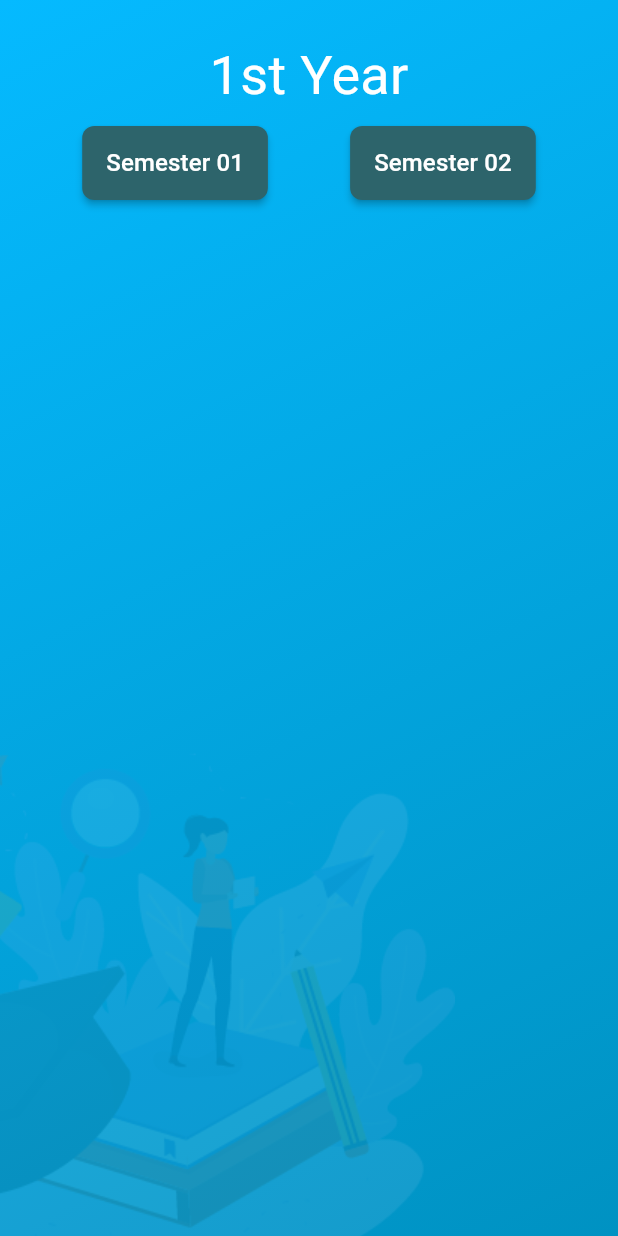
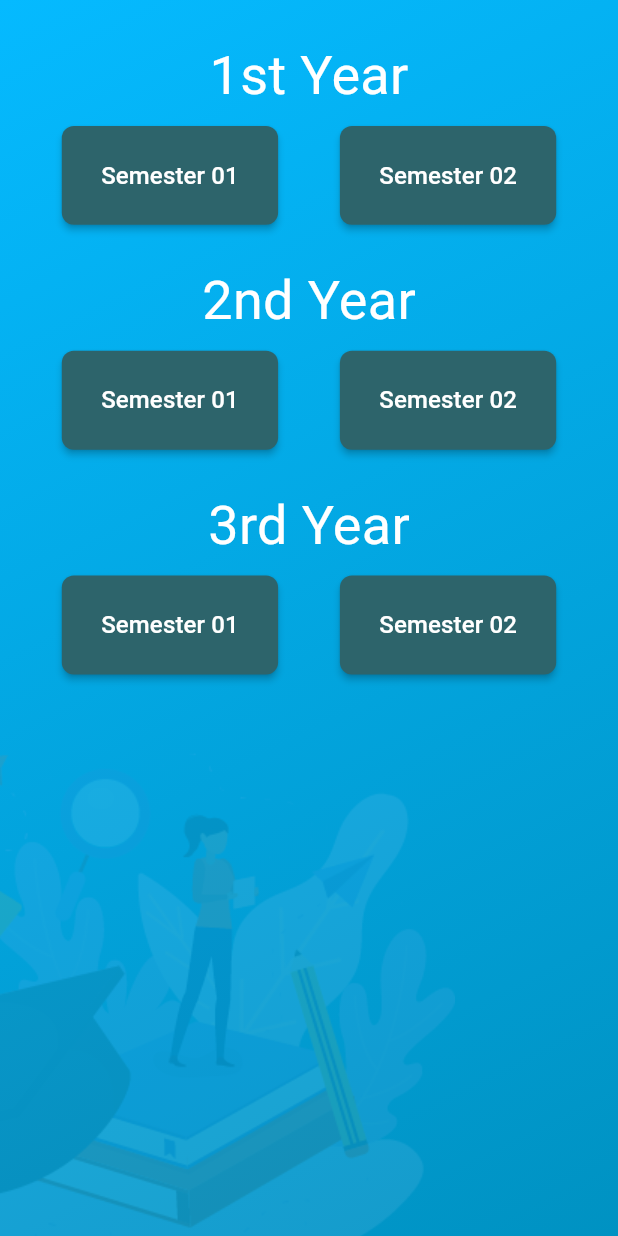
Before and after one commit to mrnipundilshan/UOV-GPA-TRACKER_APP, a Flutter app: what itgpapage() shows on an empty page, opened directly with empty values, on a phone screen of 412 x 824 dp. Run offline on Flutter 3.47's test engine with Material 3 defaults, Android fonts, the phone set to English and light mode, and no system bars; our stand-ins replace dropdown_button2, flutter_svg, sqflite; accounts and stored records are empty.

Commit message:
Refactor itgpapage and add semone page for semester selection with student ID handling

```diff
--- a/lib/homepage.dart
+++ b/lib/homepage.dart
@@ -1,5 +1,6 @@
 import 'dart:ui';
-import 'package:newgpaapp/itgpapage.dart';
+import 'package:newgpaapp/it/itgpapage.dart';
+import 'package:newgpaapp/it/semone.dart';
 
 import 'background/bg.dart';
 import 'facultyselectionpage.dart';
--- /dev/null
+++ b/lib/it/itgpapage.dart
@@ -0,0 +1,109 @@
+import 'package:newgpaapp/reuse/reuse.dart';
+
+import '../background/bg.dart';
+import 'package:flutter/material.dart';
+
+class itgpapage extends StatefulWidget {
+  final int studentId; // Add this property
+  const itgpapage({super.key, required this.studentId}); // Update constructor
+
+  @override
+  State<itgpapage> createState() => _itgpapageState();
+}
+
+class _itgpapageState extends State<itgpapage> {
+  @override
+  Widget build(BuildContext context) {
+    double width = MediaQuery.of(context).size.width;
+    double height = MediaQuery.of(context).size.height;
+    return Background(
+      child: Column(
+        children: [
+          SizedBox(height: height * 0.03),
+          Text(
+            "1st Year",
+            style: TextStyle(
+              fontSize: 36,
+              color: Colors.white,
+              decoration: TextDecoration.none,
+            ),
+          ),
+          SizedBox(height: height * 0.01),
+          Row(
+            mainAxisAlignment: MainAxisAlignment.spaceEvenly,
+            children: [
+              sembutton(
+                width: width,
+                height: height,
+                name: 'Semester 01',
+                studentId: widget.studentId,
+              ),
+              sembutton(
+                width: width,
+                height: height,
+                name: 'Semester 02',
+                studentId: widget.studentId,
+              ),
+            ],
+          ),
+
+          SizedBox(height: height * 0.03),
+          Text(
+            "2nd Year",
+            style: TextStyle(
+              fontSize: 36,
+              color: Colors.white,
+              decoration: TextDecoration.none,
+            ),
+          ),
+          SizedBox(height: height * 0.01),
+          Row(
+            mainAxisAlignment: MainAxisAlignment.spaceEvenly,
+            children: [
+              sembutton(
+                width: width,
+                height: height,
+                name: 'Semester 01',
+                studentId: widget.studentId,
+              ),
+              sembutton(
+                width: width,
+                height: height,
+                name: 'Semester 02',
+                studentId: widget.studentId,
+              ),
+            ],
+          ),
+
+          SizedBox(height: height * 0.03),
+          Text(
+            "3rd Year",
+            style: TextStyle(
+              fontSize: 36,
+              color: Colors.white,
+              decoration: TextDecoration.none,
+            ),
+          ),
+          SizedBox(height: height * 0.01),
+          Row(
+            mainAxisAlignment: MainAxisAlignment.spaceEvenly,
+            children: [
+              sembutton(
+                width: width,
+                height: height,
+                name: 'Semester 01',
+                studentId: widget.studentId,
+              ),
+              sembutton(
+                width: width,
+                height: height,
+                name: 'Semester 02',
+                studentId: widget.studentId,
+              ),
+            ],
+          ),
+        ],
+      ),
+    );
+  }
+}
--- a/lib/itgpapage.dart
+++ /dev/null
@@ -1,43 +0,0 @@
-import 'package:newgpaapp/reuse/reuse.dart';
-
-import 'background/bg.dart';
-import 'package:flutter/material.dart';
-
-class itgpapage extends StatefulWidget {
-  final int studentId; // Add this property
-  const itgpapage({super.key, required this.studentId}); // Update constructor
-
-  @override
-  State<itgpapage> createState() => _itgpapageState();
-}
-
-class _itgpapageState extends State<itgpapage> {
-  @override
-  Widget build(BuildContext context) {
-    double width = MediaQuery.of(context).size.width;
-    double height = MediaQuery.of(context).size.height;
-    return Background(
-      child: Column(
-        children: [
-          SizedBox(height: height * 0.03),
-          Text(
-            "1st Year",
-            style: TextStyle(
-              fontSize: 36,
-              color: Colors.white,
-              decoration: TextDecoration.none,
-            ),
-          ),
-          SizedBox(height: height * 0.01),
-          Row(
-            mainAxisAlignment: MainAxisAlignment.spaceEvenly,
-            children: [
-              sembutton(width: width, height: height, name: 'Semester 01'),
-              sembutton(width: width, height: height, name: 'Semester 02'),
-            ],
-          ),
-        ],
-      ),
-    );
-  }
-}
--- a/lib/reuse/reuse.dart
+++ b/lib/reuse/reuse.dart
@@ -1,4 +1,5 @@
 import 'package:flutter/material.dart';
+import 'package:newgpaapp/it/semone.dart';
 
 class sembutton extends StatelessWidget {
   const sembutton({
@@ -6,20 +7,29 @@ class sembutton extends StatelessWidget {
     required this.width,
     required this.height,
     required this.name,
+    required this.studentId,
   });
 
   final String name;
   final double width;
   final double height;
+  final int studentId;
 
   @override
   Widget build(BuildContext context) {
     return ElevatedButton(
-      onPressed: () {},
+      onPressed: () {
+        Navigator.push(
+          context,
+          MaterialPageRoute(
+            builder: (context) => itsemone(studentId: studentId),
+          ),
+        );
+      },
       style: ElevatedButton.styleFrom(
         backgroundColor: const Color.fromARGB(255, 45, 100, 107),
         padding: const EdgeInsets.symmetric(horizontal: 16),
-        minimumSize: Size(width * 0.25, height * 0.06),
+        minimumSize: Size(width * 0.35, height * 0.08),
         shape: RoundedRectangleBorder(borderRadius: BorderRadius.circular(8)),
         elevation: 2,
       ),
```
Also changed, not shown: lib/it/semone.dart (added, +55 -0 lines).
